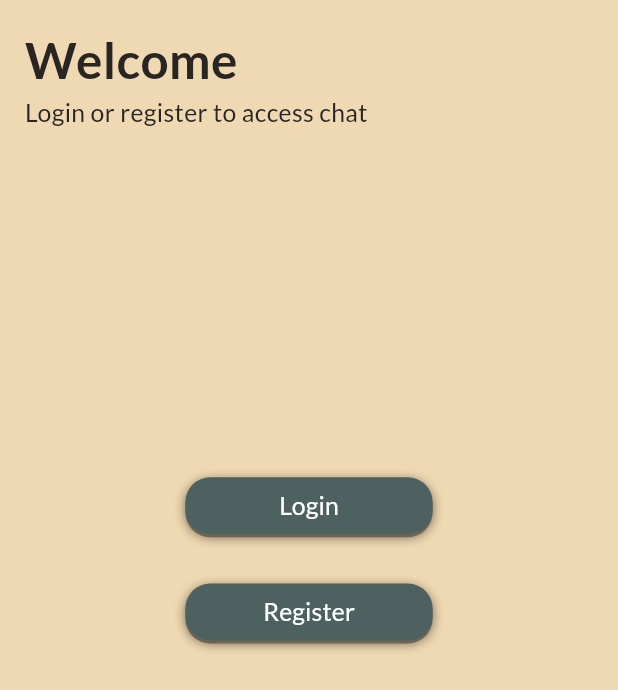
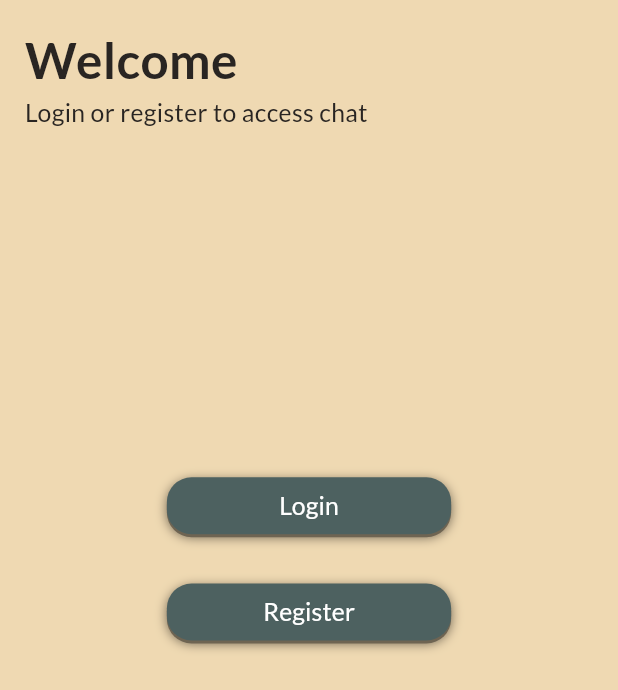
Before and after one commit to gasparsuarez/realtime-chat-app-with-firebase, a Flutter app: the screen it shows after launch, on a phone screen of 412 x 824 dp. Shown: the top 690 px of the screen. Run offline on Flutter 3.47's test engine with Material 3 defaults, Android fonts, the phone set to English and light mode, and no system bars; our stand-ins replace cloud_firestore, firebase_auth, firebase_core, freezed_annotation, get_it, go_router and 1 more; accounts and stored records are empty; generated files the repository leaves out were written again.

```diff
--- a/lib/app/core/widgets/button.dart
+++ b/lib/app/core/widgets/button.dart
@@ -17,8 +17,8 @@ class Button extends StatelessWidget {
   @override
   Widget build(BuildContext context) {
     return Container(
-      width: width ?? context.w * 0.4,
-      height: height ?? context.h * 0.06,
+      width: width ?? context.w * 0.46,
+      height: height ?? context.h * 0.046,
       decoration: BoxDecoration(
         color: kPrimaryColor,
         boxShadow: [
--- a/lib/app/features/auth/domain/domain.dart
+++ b/lib/app/features/auth/domain/domain.dart
@@ -2,3 +2,4 @@ export 'dtos/dtos.dart';
 export 'entities/entities.dart';
 export 'failures/failures.dart';
 export 'repositories/repositories.dart';
+export 'use_cases/use_cases.dart';
--- a/lib/app/features/auth/domain/failures/auth_failure.dart
+++ b/lib/app/features/auth/domain/failures/auth_failure.dart
@@ -3,7 +3,7 @@ import 'package:freezed_annotation/freezed_annotation.dart';
 part 'auth_failure.freezed.dart';
 
 @freezed
-abstract class AuthFailure with _$AuthFailure {
+class AuthFailure with _$AuthFailure {
   factory AuthFailure.emailAlreadyUsed({
     @Default('Email is already used!') String message,
   }) = _EmailAlreadyUsed;
--- a/lib/app/features/auth/domain/failures/error_codes_handler.dart
+++ b/lib/app/features/auth/domain/failures/error_codes_handler.dart
@@ -7,7 +7,7 @@ AuthFailure parseCodeToFailure(String code) {
     case 'wrong-password':
       return AuthFailure.wrongPassword();
     case 'invalid-email':
-      return AuthFailure.wrongPassword();
+      return AuthFailure.invalidEmail();
     default:
       return AuthFailure.unknown();
   }
--- /dev/null
+++ b/lib/app/features/auth/domain/use_cases/use_cases.dart
@@ -0,0 +1 @@
+export 'user_register_usecase.dart';
--- a/lib/app/features/auth/presentation/screens/start_screen.dart
+++ b/lib/app/features/auth/presentation/screens/start_screen.dart
@@ -50,7 +50,6 @@ class StartScreen extends StatelessWidget {
                     ),
                     Button(
                       onTap: () => context.pushNamed(LoginScreen.routeName),
-                      height: context.h * 0.046,
                       child: const CustomText(
                         text: 'Login',
                       ),
@@ -60,7 +59,6 @@ class StartScreen extends StatelessWidget {
                     ),
                     Button(
                       onTap: () => context.pushNamed(RegisterScreen.routeName),
-                      height: context.h * 0.046,
                       child: const CustomText(
                         text: 'Register',
                       ),
```
Also changed, not shown: lib/app/core/service_locator.dart (+6 -5 lines), lib/app/features/auth/domain/use_cases/user_register_usecase.dart (added, +12 -0 lines).
